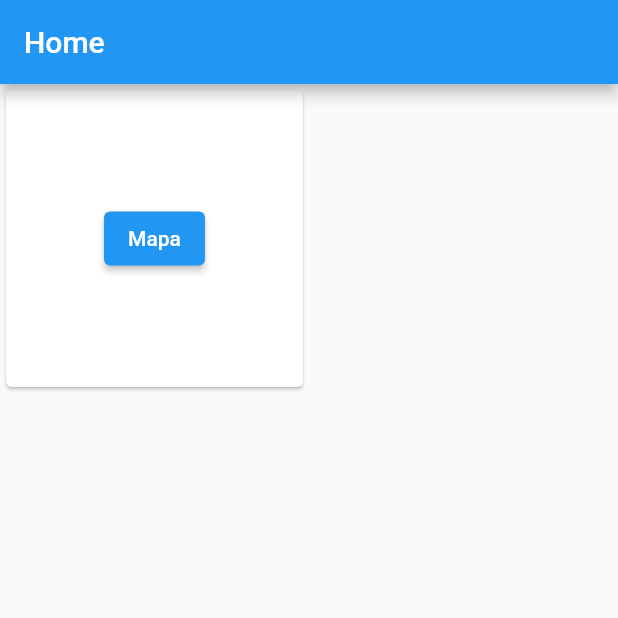
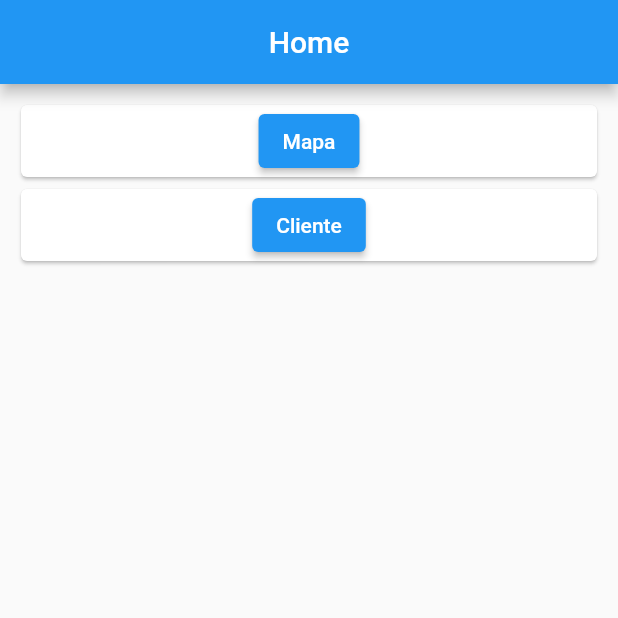
Before and after one commit to pauloalvarez21/tiendaApp, a Flutter app: the screen it shows after launch, on a phone screen of 412 x 824 dp, the top half of it. Run offline on Flutter 3.47's test engine with Material 2 defaults, Android fonts, the phone set to English and light mode, and no system bars; our stand-ins replace firebase_core, firebase_messaging; missing offline and left inert: mapbox_gl; accounts and stored records are empty.

Commit message:
pantalla cliente

```diff
--- a/lib/main.dart
+++ b/lib/main.dart
@@ -1,6 +1,7 @@
 // @dart=2.9
 
 import 'package:flutter/material.dart';
+import 'package:tiendaapp/screens/cliente_screen.dart';
 import 'package:tiendaapp/screens/home_screen.dart';
 import 'package:tiendaapp/screens/mapa_screen.dart';
 import 'package:tiendaapp/screens/message_screen.dart';
@@ -49,6 +50,7 @@
         'home': (_) => HomeScreen(),
         'message': (_) => MessageScreen(),
         'mapa': (_) => MapaScreen(),
+        'cliente': (_) => ClienteScreen(),
       },
     );
   }
--- a/lib/screens/home_screen.dart
+++ b/lib/screens/home_screen.dart
@@ -6,9 +6,10 @@ class HomeScreen extends StatelessWidget {
     return Scaffold(
       appBar: AppBar(
         title: Text('Home'),
+        centerTitle: true,
       ),
-      body: GridView.count(
-        crossAxisCount: 2,
+      body: ListView(
+        padding: EdgeInsets.all(10.0),
         children: <Widget>[
           //Card Mapas
           Card(
@@ -21,6 +22,17 @@ class HomeScreen extends StatelessWidget {
               ),
             ),
           ),
+          //Card cliente
+          Card(
+            child: Center(
+              child: ElevatedButton(
+                child: Text('Cliente'),
+                onPressed: () {
+                  Navigator.pushNamed(context, 'cliente');
+                },
+              ),
+            ),
+          ),
         ],
       ),
     );
--- a/lib/screens/mapa_screen.dart
+++ b/lib/screens/mapa_screen.dart
@@ -18,6 +18,7 @@ class _MapaScreenState extends State<MapaScreen> {
     return Scaffold(
         appBar: AppBar(
           title: Text('Mapa'),
+          centerTitle: true,
         ),
         body: MapboxMap(
           onMapCreated: _onMapCreated,
--- a/pubspec.yaml
+++ b/pubspec.yaml
@@ -35,7 +35,7 @@ dependencies:
   # Use with the CupertinoIcons class for iOS style icons.
   cupertino_icons: ^1.0.2
   firebase_core:
-  #cloud_firestore:
+  cloud_firestore:
   firebase_messaging:
   mapbox_gl: ^0.7.0
 
```
Also changed, not shown: lib/screens/cliente_screen.dart (added, +114 -0 lines), pubspec.lock.
